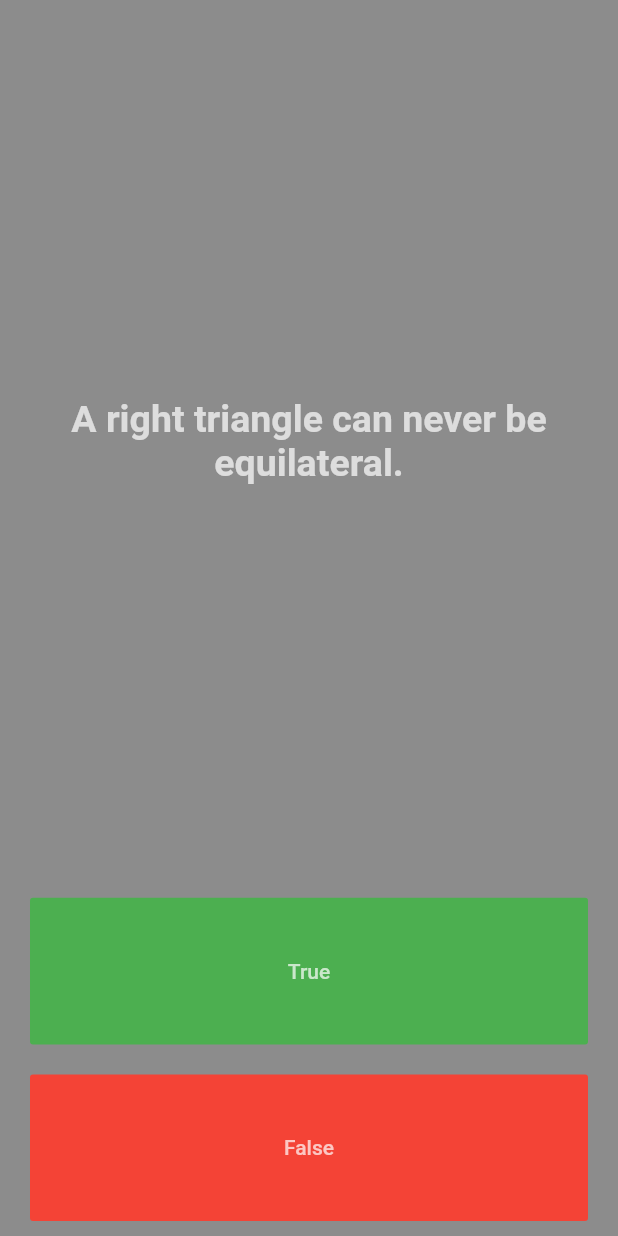
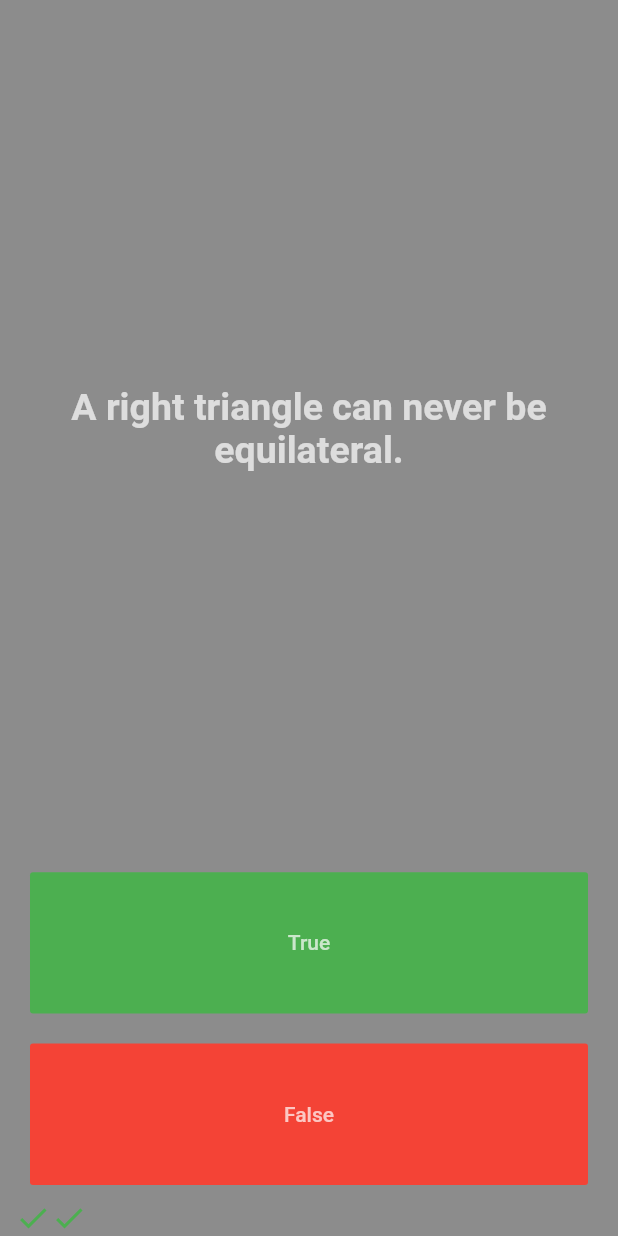
Before and after one commit to Rikanthan/quizler, a Flutter app: the screen it shows after launch, after a tap on "True", after a tap on "False", on a phone screen of 412 x 824 dp. Run offline on Flutter 3.47's test engine with Material 2 defaults, Android fonts, the phone set to English and light mode, and no system bars; our stand-ins replace rflutter_alert.

```diff
--- a/lib/main.dart
+++ b/lib/main.dart
@@ -1,6 +1,6 @@
 
 import 'package:quiz_app/quiz_brain.dart';
-
+import 'package:rflutter_alert/rflutter_alert.dart';
 
 import 'package:flutter/cupertino.dart';
 import 'package:flutter/material.dart';
@@ -11,6 +11,11 @@ void main() => runApp(QuizApp());
 
 
 class QuizApp extends StatelessWidget {
+
+
+
+
+
   @override
   Widget build(BuildContext context) {
     return MaterialApp(
@@ -36,9 +41,67 @@ class Quiz extends StatefulWidget {
 }
 
 class _QuizState extends State<Quiz> {
-  List <Icon> Scorekeeper=[
+  List <Icon> Sc=[];
 
-  ];
+
+  void checkanswer(bool youranswer)
+  {
+
+    bool correctanswer=q.getanswers();
+    setState(() {
+
+      if(q.isfinished()==true) {
+
+        Alert(
+          context: context,
+          type: AlertType.error,
+          title: "Attention",
+          desc: "You reach the destination",
+          buttons: [
+            DialogButton(
+              child: Text(
+                "Quiz finished",
+                style: TextStyle(color: Colors.white, fontSize: 20),
+              ),
+              onPressed: () => Navigator.pop(context),
+              width: 120,
+            )
+          ],
+        ).show();
+    q.reset();
+        Sc=[];
+      }
+    else
+        {
+        if (correctanswer == youranswer) {
+            Sc.add(
+                Icon(
+                  Icons.check,
+                  color: Colors.green,
+                )
+                  );
+            print('true');
+          }
+
+          else {
+            Sc.add(
+                Icon(
+                  Icons.close,
+                  color: Colors.red,
+                )
+
+            );
+
+            print('false');
+
+          }
+          q.nextquestion();
+        }
+
+
+        });
+
+  }
 
 
 
@@ -93,27 +156,7 @@ class _QuizState extends State<Quiz> {
             ),
 
             onPressed: (){
-            bool correctanswer=q.getanswers();
-            if(correctanswer==true)
-              {
-                print('your answer is correct');
-              }
-            else
-              {
-                print('your answer incorrect');
-              }
-
-            setState(() {
-
-                  Scorekeeper.add(
-                    Icon(
-                     Icons.check,
-                      color: Colors.green,
-                    )
-
-              );
-             q.nextquestion();
-            });
+           checkanswer(true);
 
                 },
             ),
@@ -137,26 +180,7 @@ class _QuizState extends State<Quiz> {
     ),
     ),
     onPressed: (){
-    bool correctanswer=q.getanswers();
-      if(correctanswer==true)
-      {
-        print('your answer is correct');
-
-
-      }
-      else
-      {
-        print('your answer incorrect');
-      }
-      setState(() {
-        Scorekeeper.add(
-            Icon(
-              Icons.clear,
-              color:Colors.red,
-            )
-        );
-        q.nextquestion();
-      });
+    checkanswer(false);
 
               },
             ),
@@ -164,7 +188,9 @@ class _QuizState extends State<Quiz> {
 
             ),
     ),
-
+      Row(
+        children: Sc,
+      )
 
 
 
--- a/lib/quiz_brain.dart
+++ b/lib/quiz_brain.dart
@@ -34,6 +34,24 @@ class quiz_b
   {
     return _qs[_questionno].ans;
   }
+  bool isfinished()
+  {
+    bool ch;
+    if(_questionno>=_qs.length)
+      {
+         return true;
+      }
+    else
+      {
+         return false;
+      }
 
 
+    }
+    void reset()
+    {
+
+          _questionno=0;
+
+    }
 }
--- a/pubspec.yaml
+++ b/pubspec.yaml
@@ -19,6 +19,9 @@ environment:
 dependencies:
   flutter:
     sdk: flutter
+
+  rflutter_alert: ^1.0.3
+
 
   # The following adds the Cupertino Icons font to your application.
   # Use with the CupertinoIcons class for iOS style icons.
```
Also changed, not shown: pubspec.lock.
